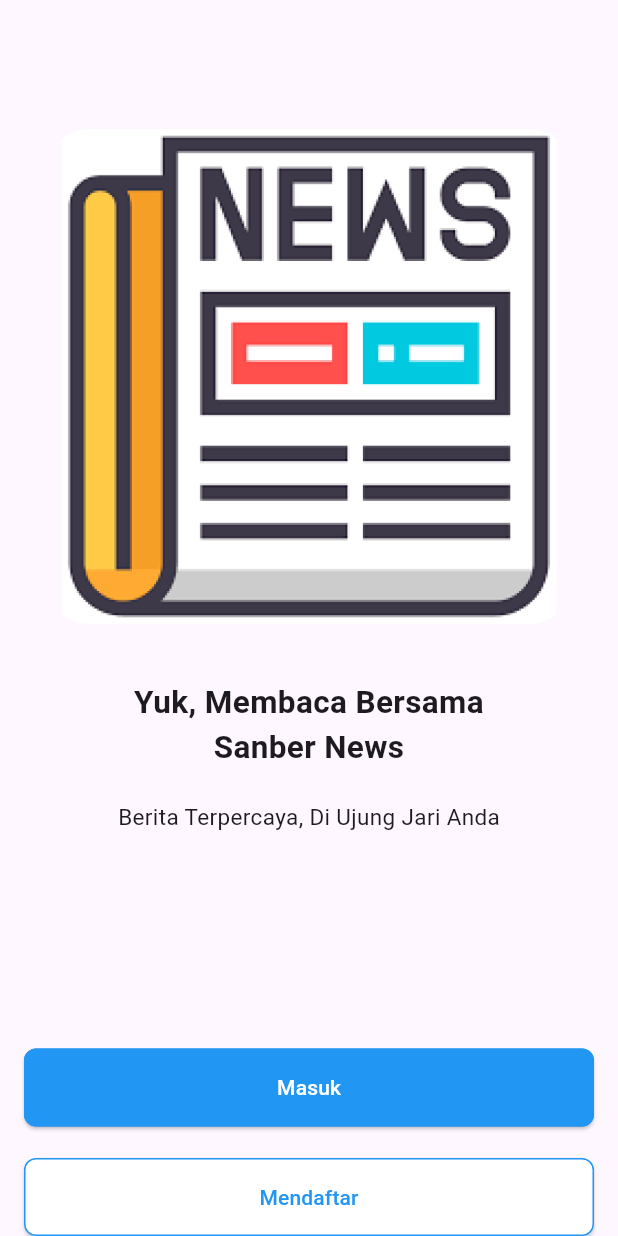
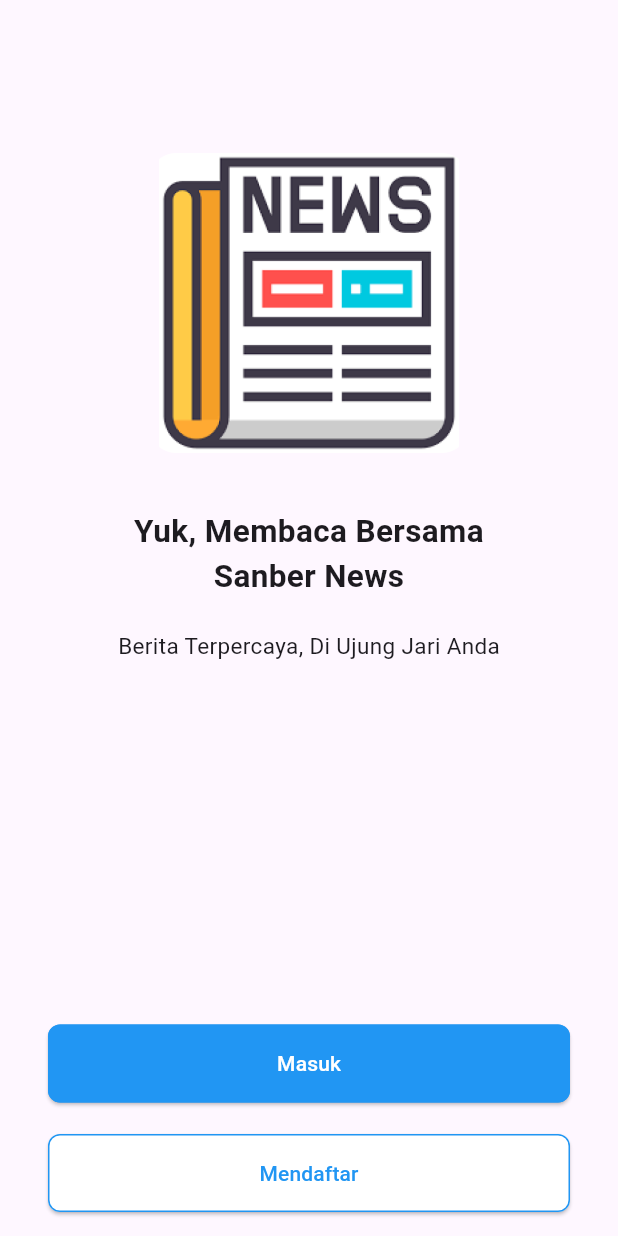
Before and after one commit to 016apih/sb-flutter-batch-60, a Flutter app: the NewsPage screen opened by its route, on a phone screen of 412 x 824 dp. Run offline on Flutter 3.47's test engine with Material 3 defaults, Android fonts, the light colour scheme and no system bars; our stand-ins replace google_fonts; Roboto replaces fonts that are missing (Arimo).

Commit message:
add padding di tugas-8

```diff
--- a/tugas_7_flutter_intro/lib/tugas-8/news_page.dart
+++ b/tugas_7_flutter_intro/lib/tugas-8/news_page.dart
@@ -9,43 +9,46 @@ class NewsPage extends StatelessWidget{
   Widget build(BuildContext context) {
     return Scaffold(
       body: SafeArea(
+        child: Padding(
+          padding: const EdgeInsets.all(16),
           child: Column(
             children: [
               Container(
-              margin: EdgeInsets.only(top: 86, left: 30, right: 30),
+                margin: const EdgeInsets.only(top: 86, left: 30, right: 30),
                 width: double.infinity,
-              height: 330,
-              decoration: BoxDecoration(
+                height: 200,
+                decoration: const BoxDecoration(
                   image: DecorationImage(
                     image: AssetImage("assets/images/news_page.png")
                   ),
                 ),
               ),
-            SizedBox(height: 37),
+              const SizedBox(height: 37),
               Text(
                 'Yuk, Membaca Bersama\nSanber News',
                 style: GoogleFonts.arimo(fontWeight: FontWeight.bold, fontSize: 21),
                 textAlign: TextAlign.center,
               ),
-            SizedBox(height: 21),
-            Text(
+              const SizedBox(height: 21),
+              const Text(
                 'Berita Terpercaya, Di Ujung Jari Anda',
                 style: TextStyle(fontSize: 15),
               ),
-            Spacer(),
-            CustomButton(
+              const Spacer(),
+              const CustomButton(
                 btnColor: Colors.blue,
                 textColor: Colors.white,
                 btnText: "Masuk"
               ),
-            SizedBox(height: 21),
-            CustomButton(
+              const SizedBox(height: 21),
+              const CustomButton(
                 btnColor: Colors.white,
                 textColor: Colors.blue,
                 btnText: "Mendaftar"
               ),
             ],
-        )
+          ),
+        ),
       ),
     );
   }
```
Lines whose indentation alone changed are shown as unchanged.
